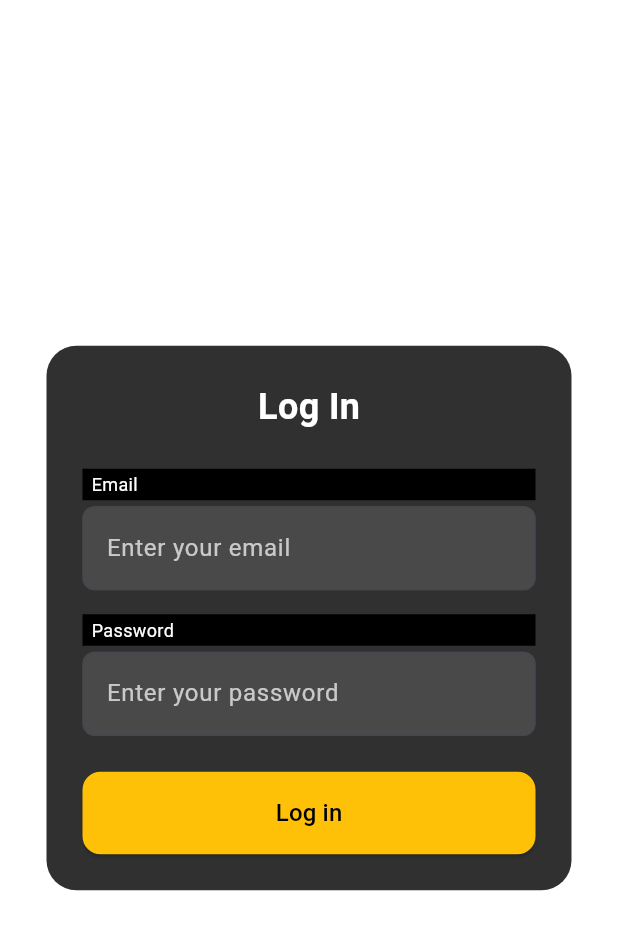
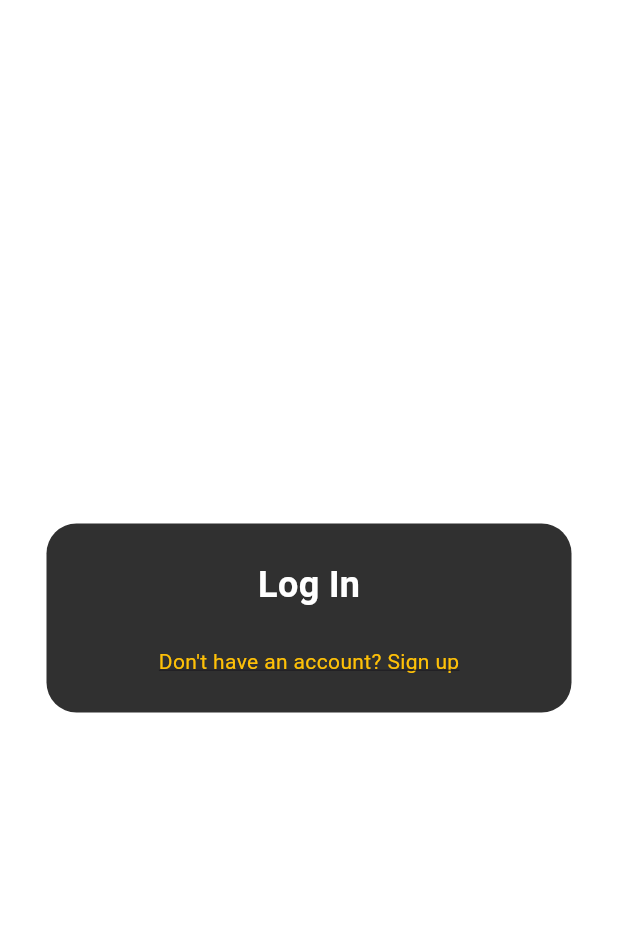
Before and after one commit to KennJ78/babaorderingapp, a Flutter app: the screen it shows after launch, on a phone screen of 412 x 824 dp. Shown: the top 930 px of the screen. Run offline on Flutter 3.47's test engine with Material 3 defaults, Android fonts, the phone set to English and light mode, and no system bars.

Commit message:
login&signupContainer

```diff
--- a/lib/main.dart
+++ b/lib/main.dart
@@ -17,16 +17,9 @@ class MyApp extends StatelessWidget {
   }
 }
 
-class LoginScreen extends StatefulWidget {
+// ==================== LOGIN SCREEN ====================
+class LoginScreen extends StatelessWidget {
   const LoginScreen({super.key});
-
-  @override
-  State<LoginScreen> createState() => _LoginScreenState();
-}
-
-class _LoginScreenState extends State<LoginScreen> {
-  final TextEditingController _emailController = TextEditingController();
-  final TextEditingController _passwordController = TextEditingController();
 
   @override
   Widget build(BuildContext context) {
@@ -45,43 +38,26 @@ class _LoginScreenState extends State<LoginScreen> {
             children: [
               const Text(
                 'Log In',
-                style: TextStyle(color: Colors.white, fontSize: 24, fontWeight: FontWeight.bold),
+                style: TextStyle(
+                  color: Colors.white,
+                  fontSize: 24,
+                  fontWeight: FontWeight.bold,
+                ),
               ),
               const SizedBox(height: 24),
-
-              // Email
-              _buildFieldLabel('Email'),
-              const SizedBox(height: 4),
-              _buildTextField(_emailController, 'Enter your email'),
-
-              const SizedBox(height: 16),
-
-              // Password
-              _buildFieldLabel('Password'),
-              const SizedBox(height: 4),
-              _buildTextField(_passwordController, 'Enter your password', obscure: true),
-
-              const SizedBox(height: 24),
-
-              // Login Button
-              SizedBox(
-                width: double.infinity,
-                child: ElevatedButton(
-                  onPressed: () {
-                    ScaffoldMessenger.of(context).showSnackBar(
-                      const SnackBar(content: Text('Logging in...')),
-                    );
-                  },
-                  style: ElevatedButton.styleFrom(
-                    backgroundColor: Colors.amber,
-                    padding: const EdgeInsets.symmetric(vertical: 16),
-                    shape: RoundedRectangleBorder(
-                      borderRadius: BorderRadius.circular(12),
-                    ),
-                  ),
-                  child: const Text(
-                    'Log in',
-                    style: TextStyle(fontSize: 16, color: Colors.black),
+              GestureDetector(
+                onTap: () {
+                  Navigator.push(
+                    context,
+                    MaterialPageRoute(
+                        builder: (_) => const SignUpScreen()),
+                  );
+                },
+                child: const Text(
+                  "Don't have an account? Sign up",
+                  style: TextStyle(
+                    color: Colors.amber,
+                    decoration: TextDecoration.underline,
                   ),
                 ),
               ),
@@ -91,30 +67,49 @@ class _LoginScreenState extends State<LoginScreen> {
       ),
     );
   }
+}
 
-  Widget _buildFieldLabel(String label) {
-    return Container(
-      alignment: Alignment.centerLeft,
-      padding: const EdgeInsets.symmetric(horizontal: 6, vertical: 2),
-      color: Colors.black,
-      child: Text(
-        label,
-        style: const TextStyle(color: Colors.white, fontSize: 12),
-      ),
-    );
-  }
+// ==================== SIGN UP SCREEN ====================
+class SignUpScreen extends StatelessWidget {
+  const SignUpScreen({super.key});
 
-  Widget _buildTextField(TextEditingController controller, String hint, {bool obscure = false}) {
-    return TextField(
-      controller: controller,
-      obscureText: obscure,
-      style: const TextStyle(color: Colors.white),
-      decoration: InputDecoration(
-        hintText: hint,
-        hintStyle: const TextStyle(color: Colors.white70),
-        filled: true,
-        fillColor: Colors.white12,
-        border: OutlineInputBorder(borderRadius: BorderRadius.circular(8)),
+  @override
+  Widget build(BuildContext context) {
+    return Scaffold(
+      backgroundColor: Colors.white,
+      body: Center(
+        child: Container(
+          width: 350,
+          padding: const EdgeInsets.all(24),
+          decoration: BoxDecoration(
+            color: Colors.grey[850],
+            borderRadius: BorderRadius.circular(20),
+          ),
+          child: Column(
+            mainAxisSize: MainAxisSize.min,
+            children: [
+              const Text(
+                'Create Account',
+                style: TextStyle(
+                  color: Colors.white,
+                  fontSize: 24,
+                  fontWeight: FontWeight.bold,
+                ),
+              ),
+              const SizedBox(height: 24),
+              GestureDetector(
+                onTap: () => Navigator.pop(context),
+                child: const Text(
+                  "Already have an account? Log in",
+                  style: TextStyle(
+                    color: Colors.amber,
+                    decoration: TextDecoration.underline,
+                  ),
+                ),
+              ),
+            ],
+          ),
+        ),
       ),
     );
   }
--- a/pubspec.yaml
+++ b/pubspec.yaml
@@ -30,6 +30,7 @@ environment:
 dependencies:
   flutter:
     sdk: flutter
+  intl: ^0.18.1
 
   # The following adds the Cupertino Icons font to your application.
   # Use with the CupertinoIcons class for iOS style icons.
```
Also changed, not shown: assets/images/bg.jpg (added), assets/images/logo1.png (added), pubspec.lock.
